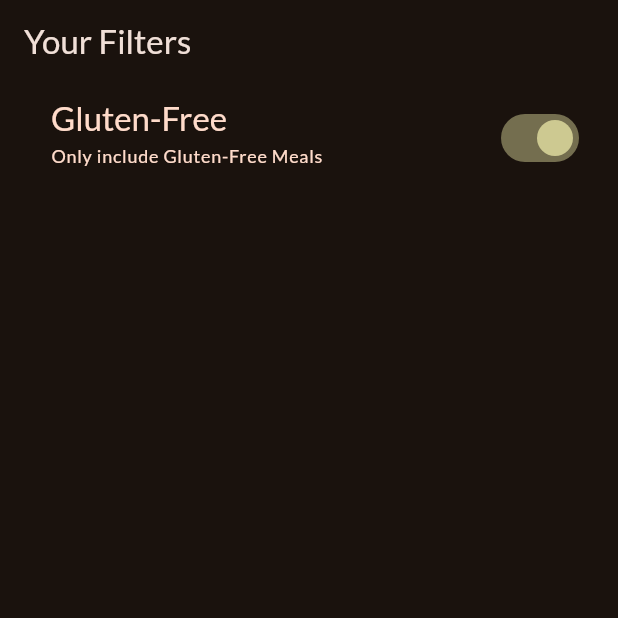
After one commit to vathadianil/Flutter_Meals_App, a Flutter app: the FiltersScreen screen opened directly, after a tap on "Gluten-Free", on a phone screen of 412 x 824 dp, the top half of it. The commit adds this screen. Run offline on Flutter 3.47's test engine with Material 3 defaults, Android fonts, the phone set to English and light mode, and no system bars; our stand-ins replace google_fonts, transparent_image.

Commit message:
Filter Screen added

```diff
--- /dev/null
+++ b/lib/screens/filters.dart
@@ -0,0 +1,59 @@
+import 'package:flutter/material.dart';
+// import 'package:meals_app/screens/tabs.dart';
+// import 'package:meals_app/widgets/main_drawer.dart';
+
+class FiltersScreen extends StatefulWidget {
+  const FiltersScreen({super.key});
+
+  @override
+  State<FiltersScreen> createState() {
+    return _FiltersScreen();
+  }
+}
+
+class _FiltersScreen extends State<FiltersScreen> {
+  var _glutenFreeFilterSet = false;
+
+  @override
+  Widget build(BuildContext context) {
+    return Scaffold(
+      appBar: AppBar(
+        title: const Text('Your Filters'),
+      ),
+      // drawer: MainDrawer(onSelectScreen: (identifer) {
+      //   Navigator.of(context).pop();
+      //   if (identifer == 'meals') {
+      //     Navigator.of(context).push(
+      //       MaterialPageRoute(
+      //         builder: (cts) => const TabsScreen(),
+      //       ),
+      //     );
+      //   }
+      // }),
+      body: Column(
+        children: [
+          SwitchListTile(
+            value: _glutenFreeFilterSet,
+            onChanged: (isChecked) {
+              setState(() {
+                _glutenFreeFilterSet = isChecked;
+              });
+            },
+            title: Text(
+              'Gluten-Free',
+              style: Theme.of(context).textTheme.titleLarge!.copyWith(
+                  color: Theme.of(context).colorScheme.onPrimaryContainer),
+            ),
+            subtitle: Text(
+              'Only include Gluten-Free Meals',
+              style: Theme.of(context).textTheme.labelMedium!.copyWith(
+                  color: Theme.of(context).colorScheme.onPrimaryContainer),
+            ),
+            activeColor: Theme.of(context).colorScheme.tertiary,
+            contentPadding: const EdgeInsets.only(left: 34, right: 22),
+          ),
+        ],
+      ),
+    );
+  }
+}
```
Also changed, not shown: lib/screens/tabs.dart (+12 -1 lines), lib/widgets/main_drawer.dart (+8 -3 lines).
